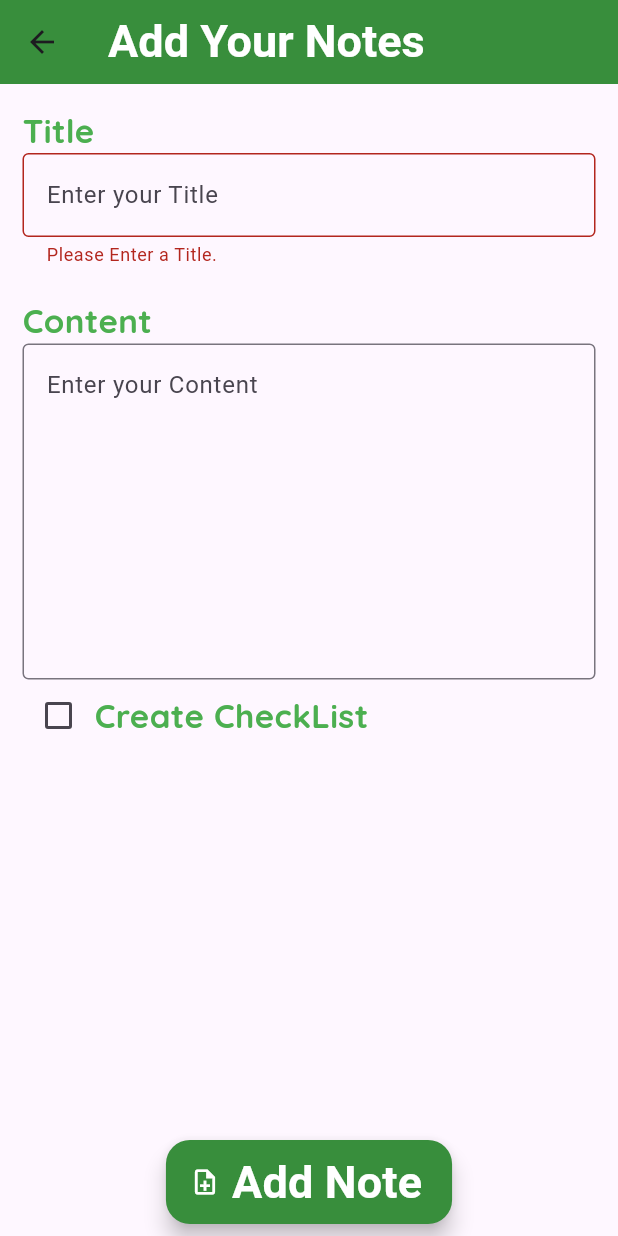
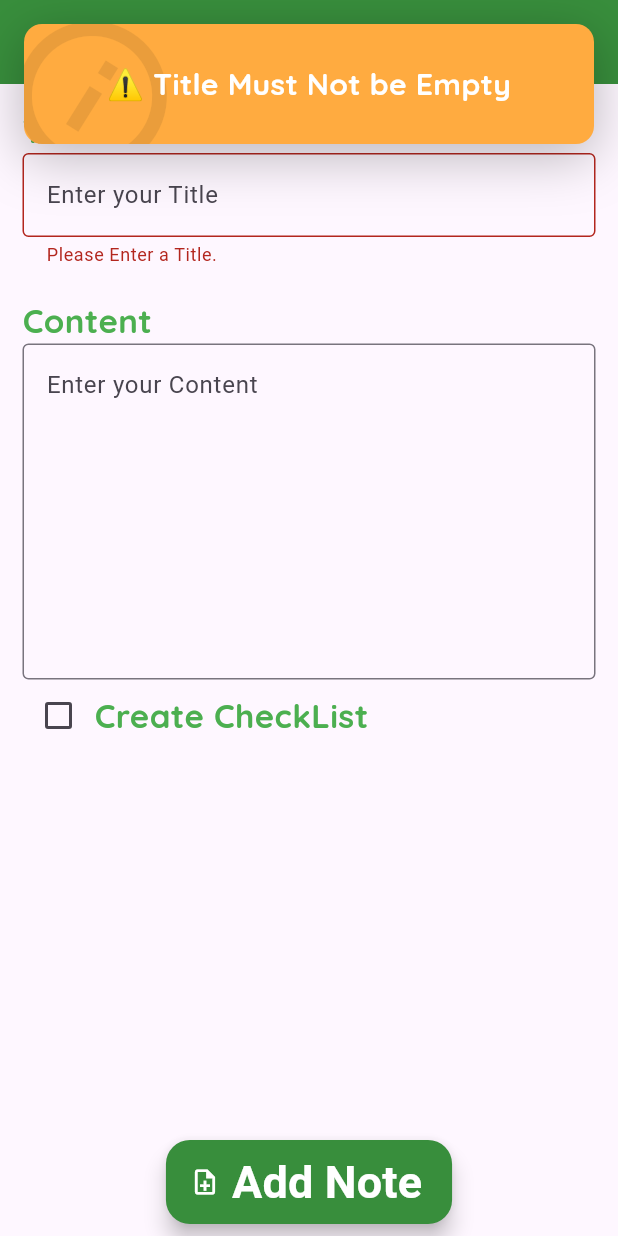
Before and after one commit to sreedeviluminar/noteapp_internship, a Flutter app: the AddNoteScreen screen opened directly, after a tap on "Add Note", on a phone screen of 412 x 824 dp. Run offline on Flutter 3.47's test engine with Material 3 defaults, Android fonts, the phone set to English and light mode, and no system bars; drawn by our look-alikes of top_snackbar_flutter; our stand-ins replace google_fonts, hive, hive_flutter, lottie; accounts and stored records are empty; generated files the repository leaves out were written again; Roboto replaces fonts that are missing (Kanit).

Commit message:
initial commit

```diff
--- /dev/null
+++ b/lib/database/db.dart
@@ -0,0 +1,14 @@
+import 'package:hive/hive.dart';
+import 'package:noteapp_internship/model/note.dart';
+
+
+///Future async shows that this function will work in future
+///await to wait until the particular operation is completed
+/// my_notes - name of  hive box n
+
+class HiveDb {
+  static Future<int?> addNote(Note note) async {
+    int id = await Hive.box<Note>('my_notes').add(note);
+    return id;
+  }
+}
--- a/lib/main.dart
+++ b/lib/main.dart
@@ -1,7 +1,15 @@
 import 'package:flutter/material.dart';
+import 'package:hive/hive.dart';
+import 'package:hive_flutter/adapters.dart';
+import 'package:noteapp_internship/model/note.dart';
 import 'package:noteapp_internship/screens/splashpage.dart';
 
-void main() {
+void main() async {
+  await Hive.initFlutter();
+  /// register adapter to perform crud operation
+  Hive.registerAdapter(NoteAdapter());
+  ///open Hive box to perform crud operation
+  await Hive.openBox<Note>('my_notes');
   runApp(MyApp());
 }
 
--- /dev/null
+++ b/lib/model/note.dart
@@ -0,0 +1,22 @@
+import 'package:hive/hive.dart';
+part 'note.g.dart';
+
+/// data store in the form of binary values using adapter class
+/// to create adapter class we need to create the model using HiveType and HiveField
+@HiveType(typeId: 0)
+class Note {
+  @HiveField(1)
+  String? title;
+  @HiveField(2)
+  String? content;
+  @HiveField(3)
+  List<String>? checkList;
+  @HiveField(4)
+  List<bool>? isCheckedList;
+  @HiveField(5)
+  int? id; /// this is to identify each not uniquely
+
+  Note({required this.title, this.content, this.checkList, this.isCheckedList}) {
+    id = DateTime.now().microsecondsSinceEpoch;
+  }
+}
--- a/lib/screens/addNoteScreen.dart
+++ b/lib/screens/addNoteScreen.dart
@@ -1,7 +1,9 @@
 import 'package:flutter/material.dart';
-import 'package:noteapp_internship/screens/home_note.dart';
+import 'package:noteapp_internship/model/note.dart';
 import 'package:noteapp_internship/utils/appcolors.dart';
+import 'package:noteapp_internship/utils/snackbar.dart';
 
+import '../database/db.dart';
 import '../utils/textConstants.dart';
 
 class AddNoteScreen extends StatefulWidget {
@@ -155,9 +157,34 @@ class _AddNoteScreenState extends State<AddNoteScreen> {
           onPressed: () {
             var valid = formkey.currentState!.validate();
             if (valid == true) {
-              Navigator.push(
-                  context, MaterialPageRoute(builder: (context) => NoteHome()));
+              ///read all the datas from fileds and store it to title content checklist and ischecked
+              String title = _titleController.text;
+              String content = _contentController.text;
+              final checklist =
+                  checkListItems.isNotEmpty ? checkListItems : null;
+              final checked = _isChecked.isNotEmpty ? _isChecked : null;
+
+              /// pass the data from ui to model
+              final note = Note(
+                  title: title,
+                  content: content,
+                  checkList: checklist,
+                  isCheckedList: checked);
+
+              /// add note to hive db
+              final id = HiveDb.addNote(note);
+
+              if (id != null) {
+                successSnackBar(context);
+                Navigator.pop(context);
+              }else{
+                errorSnackBar(context);
+              }
+            } else {
+              warningSnackBar(context);
             }
+            _titleController.clear();
+            _contentController.clear();
           },
           label: Text(
             "Add Note",
--- /dev/null
+++ b/lib/utils/snackbar.dart
@@ -0,0 +1,31 @@
+import 'package:flutter/material.dart';
+import 'package:noteapp_internship/utils/textConstants.dart';
+import 'package:top_snackbar_flutter/custom_snack_bar.dart';
+import 'package:top_snackbar_flutter/top_snack_bar.dart';
+
+successSnackBar(context) => showTopSnackBar(
+      Overlay.of(context),
+      CustomSnackBar.success(
+        backgroundColor: Colors.green,
+        message: "✔️ Note Added Successfully",
+        textStyle: AppTextTheme.titleTextStyle,
+      ),
+    );
+
+warningSnackBar(context) => showTopSnackBar(
+      Overlay.of(context),
+      CustomSnackBar.info(
+        backgroundColor: Colors.orangeAccent,
+        message: "⚠️ Title Must Not be Empty",
+        textStyle: AppTextTheme.titleTextStyle,
+      ),
+    );
+
+errorSnackBar(context) => showTopSnackBar(
+      Overlay.of(context),
+      CustomSnackBar.error(
+        backgroundColor: Colors.red,
+        message: "❌ Something went wrong.Note Could not be Added!!!",
+        textStyle: AppTextTheme.titleTextStyle,
+      ),
+    );
--- a/pubspec.yaml
+++ b/pubspec.yaml
@@ -37,10 +37,16 @@ dependencies:
   # Use with the CupertinoIcons class for iOS style icons.
   cupertino_icons: ^1.0.6
   google_fonts: ^6.2.1
+  hive: ^2.2.3         # local database  used for storing data in phone memory
+  hive_flutter: ^1.1.0
+  top_snackbar_flutter: ^3.1.0
 
 dev_dependencies:
   flutter_test:
     sdk: flutter
+  hive_generator: ^2.0.1   # packages used in development mode to create adaptor class etc
+  build_runner:
+
 
   # The "flutter_lints" package below contains a set of recommended lints to
   # encourage good coding practices. The lint set provided by the package is
```
Also changed, not shown: pubspec.lock.
